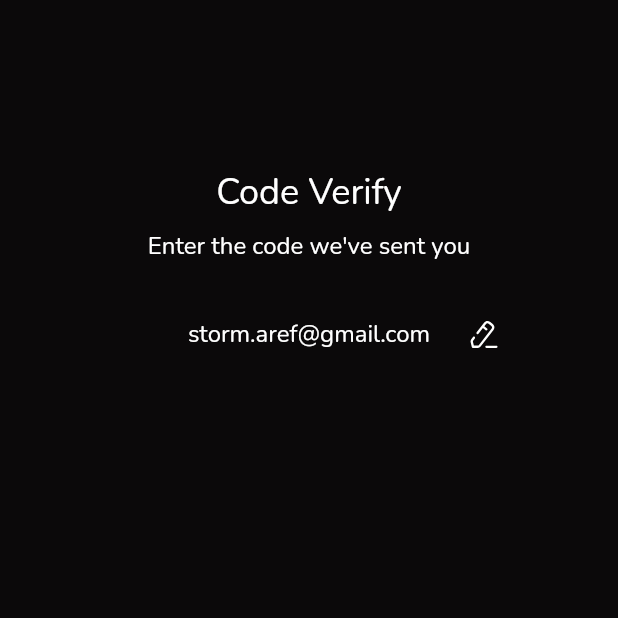
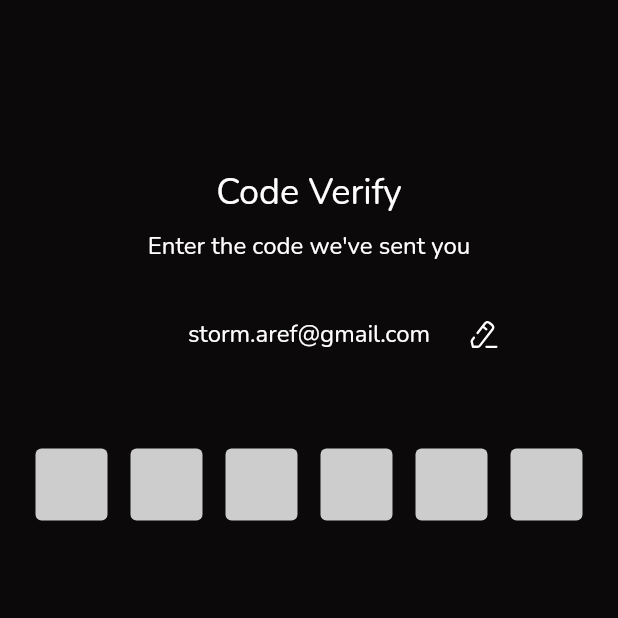
Before and after one commit to stormaref/Scarlet.Flutter, a Flutter app: the Verification screen opened directly, on a phone screen of 412 x 824 dp, the top half of it. Run offline on Flutter 3.47's test engine with Material 2 defaults, Android fonts, the light colour scheme and no system bars; our stand-ins replace dio, flutter_secure_storage, flutter_spinkit, flutter_svg, get, google_fonts; missing offline and left inert: animated_segmented_tab_control; accounts and stored records are empty.

Commit message:
verification page

```diff
--- /dev/null
+++ b/lib/components/square_text_field.dart
@@ -0,0 +1,44 @@
+import 'package:app/colors/my_colors.dart';
+import 'package:app/controllers/custom_tab_controller.dart';
+import 'package:flutter/material.dart';
+import 'package:flutter/services.dart';
+import 'package:get/get_state_manager/get_state_manager.dart';
+
+typedef IntStringCallback = Function(int value, String text);
+
+class SquareTextField extends GetView {
+  late TextEditingController textEditingController;
+
+  SquareTextField(IntStringCallback callback, int id) {
+    textEditingController = TextEditingController();
+    textEditingController.addListener(() {
+      var text = textEditingController.text;
+      if (text.length > 1) {
+        var last = text.characters.last;
+        textEditingController.value = TextEditingValue(text: last);
+        return;
+      }
+      callback.call(id, textEditingController.text);
+    });
+  }
+
+  @override
+  Widget build(BuildContext context) {
+    return TextFormField(
+        textAlign: TextAlign.center,
+        textAlignVertical: TextAlignVertical.center,
+        keyboardType: TextInputType.number,
+        cursorColor: MyColors.grayT3,
+        controller: textEditingController,
+        maxLengthEnforcement: MaxLengthEnforcement.enforced,
+        decoration: InputDecoration(
+          hintStyle: TextStyle(color: MyColors.grayT3),
+          labelStyle: TextStyle(color: MyColors.grayT3),
+          filled: true,
+          fillColor: MyColors.input,
+          border: UnderlineInputBorder(
+              borderRadius: BorderRadius.circular(4),
+              borderSide: BorderSide.none),
+        ));
+  }
+}
--- a/lib/main.dart
+++ b/lib/main.dart
@@ -23,8 +23,9 @@ class MyApp extends GetView {
         unselectedWidgetColor: Colors.white,
         primarySwatch: MyColors.materialBackground,
       ),
-      home: SplashScreen(),
+      // home: SplashScreen(),
       // home: MovieDetails(),
+      home: Verification(),
     );
   }
 }
--- a/lib/verification.dart
+++ b/lib/verification.dart
@@ -1,17 +1,17 @@
 import 'package:app/colors/my_colors.dart';
+import 'package:app/components/square_text_field.dart';
 import 'package:app/components/white_text.dart';
 import 'package:app/controllers/verification_controller.dart';
 import 'package:app/icons/my_icons.dart';
-import 'package:app/login_page.dart';
 import 'package:flutter/material.dart';
-import 'package:flutter/src/widgets/framework.dart';
-import 'package:get/get_state_manager/get_state_manager.dart';
-import 'package:get/instance_manager.dart';
 import 'package:get/get.dart';
 
 class Verification extends GetView<VerificationController> {
+  late BuildContext _context;
+
   @override
   Widget build(BuildContext context) {
+    _context = context;
     var controller = Get.put(VerificationController());
     return GetBuilder<VerificationController>(builder: (controller) {
       return Scaffold(
@@ -29,7 +29,7 @@ class Verification extends GetView<VerificationController> {
                   child: WhiteText("Enter the code we've sent you", 16),
                 ),
                 Padding(
-                  padding: EdgeInsets.only(top: 24),
+                  padding: const EdgeInsets.only(top: 24),
                   child: Row(
                     mainAxisAlignment: MainAxisAlignment.center,
                     children: [
@@ -53,7 +53,14 @@ class Verification extends GetView<VerificationController> {
                       )
                     ],
                   ),
-                )
+                ),
+                Padding(
+                  padding: const EdgeInsets.only(top: 52),
+                  child: Row(
+                    mainAxisAlignment: MainAxisAlignment.spaceAround,
+                    children: getChildren(),
+                  ),
+                ),
               ],
             ),
           ),
@@ -61,4 +68,25 @@ class Verification extends GetView<VerificationController> {
       );
     });
   }
+
+  List<Widget> getChildren() {
+    List<Widget> list = List.empty(growable: true);
+    for (var i = 0; i < 6; i++) {
+      list.add(SizedBox(
+        width: 48,
+        child: SquareTextField((value, text) => watcher(value, text), i),
+      ));
+    }
+    return list;
+  }
+
+  var code = List<int>.filled(6, -1);
+
+  watcher(int id, String text) {
+    var value = int.tryParse(text);
+    if (value != null) {
+      FocusScope.of(_context).nextFocus();
+      code[id] = value;
+    }
+  }
 }
```
